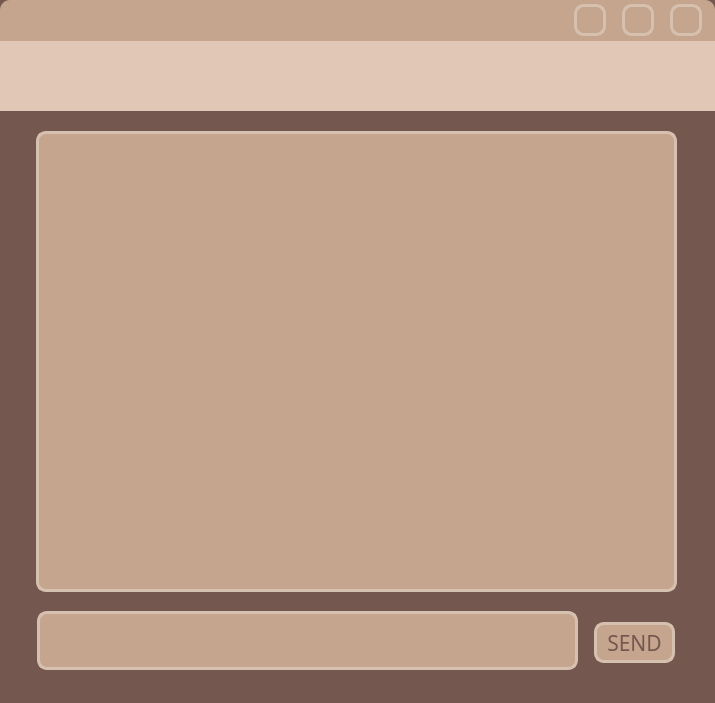
First picture: the form in ClientApp/chatwidget.ui, repository hyeonjeong1234/qt-chat-project, before the edit.
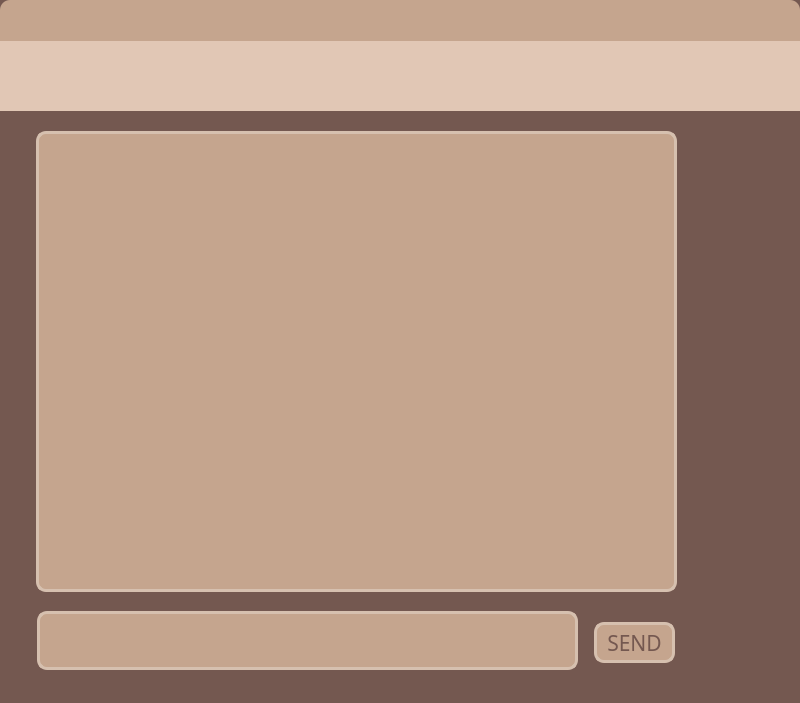
Second picture: the form after the edit. Icons and pictures are not drawn.

What changed in the file:
```diff
--- a/ClientApp/chatwidget.ui
+++ b/ClientApp/chatwidget.ui
@@ -6,7 +6,7 @@
    <rect>
     <x>0</x>
     <y>0</y>
-    <width>715</width>
+    <width>800</width>
     <height>703</height>
    </rect>
   </property>
@@ -115,7 +115,7 @@
   <widget class="QPushButton" name="pushButton_2">
    <property name="geometry">
     <rect>
-     <x>670</x>
+     <x>715</x>
      <y>4</y>
      <width>32</width>
      <height>32</height>
@@ -133,17 +133,22 @@
    <property name="styleSheet">
     <string notr="true">QPushButton{
 	font: 16pt &quot;BM JUA_TTF&quot;;
-	background-color: rgb(197, 165, 142);
+	
+	background-color:  transparent;
+	background-repeat: no-repeat;
+    background-position: center;
+	
+	background-image:url(:/window_icons/size_mid.png);
+
 	border: none;
-	border-radius: 10px;
+	border-radius:10px;
 	
 	color: rgb(116, 88, 80);
 	
-    border-left: 3px solid rgb(214, 192, 175);
-	border-right: 3px solid rgb(214, 192, 175);
-	border-bottom: 3px solid rgb(214, 192, 175);
-	border-top: 3px solid rgb(214, 192, 175);
-
+    border-left: 0px solid rgb(214, 192, 175);
+	border-right: 0px solid rgb(214, 192, 175);
+	border-bottom: 0px solid rgb(214, 192, 175);
+	border-top: 0px solid rgb(214, 192, 175);
 }
 
 QPushButton:hover{
@@ -176,7 +181,7 @@
     <rect>
      <x>0</x>
      <y>0</y>
-     <width>715</width>
+     <width>800</width>
      <height>41</height>
     </rect>
    </property>
@@ -203,7 +208,7 @@
     <rect>
      <x>0</x>
      <y>40</y>
-     <width>715</width>
+     <width>800</width>
      <height>71</height>
     </rect>
    </property>
@@ -233,7 +238,7 @@
   <widget class="QPushButton" name="pushButton_4">
    <property name="geometry">
     <rect>
-     <x>622</x>
+     <x>675</x>
      <y>4</y>
      <width>32</width>
      <height>32</height>
@@ -251,17 +256,21 @@
    <property name="styleSheet">
     <string notr="true">QPushButton{
 	font: 16pt &quot;BM JUA_TTF&quot;;
-	background-color: rgb(197, 165, 142);
+	
+	background-color:  transparent;
+	background-repeat: no-repeat;
+    background-position: center;
+	
+	background-image: url(:/window_icons/_mid.png);
 	border: none;
 	border-radius:10px;
 	
 	color: rgb(116, 88, 80);
 	
-    border-left: 3px solid rgb(214, 192, 175);
-	border-right: 3px solid rgb(214, 192, 175);
-	border-bottom: 3px solid rgb(214, 192, 175);
-	border-top: 3px solid rgb(214, 192, 175);
-
+    border-left: 0px solid rgb(214, 192, 175);
+	border-right: 0px solid rgb(214, 192, 175);
+	border-bottom: 0px solid rgb(214, 192, 175);
+	border-top: 0px solid rgb(214, 192, 175);
 }
 
 QPushButton:hover{
@@ -292,7 +301,7 @@
   <widget class="QPushButton" name="pushButton_5">
    <property name="geometry">
     <rect>
-     <x>574</x>
+     <x>755</x>
      <y>4</y>
      <width>32</width>
      <height>32</height>
@@ -310,17 +319,22 @@
    <property name="styleSheet">
     <string notr="true">QPushButton{
 	font: 16pt &quot;BM JUA_TTF&quot;;
-	background-color: rgb(197, 165, 142);
+	
+	background-color:  transparent;
+	background-repeat: no-repeat;
+    background-position: center;
+	
+	background-image:url(:/window_icons/close_mid.png);
+
 	border: none;
 	border-radius:10px;
 	
 	color: rgb(116, 88, 80);
 	
-    border-left: 3px solid rgb(214, 192, 175);
-	border-right: 3px solid rgb(214, 192, 175);
-	border-bottom: 3px solid rgb(214, 192, 175);
-	border-top: 3px solid rgb(214, 192, 175);
-
+    border-left: 0px solid rgb(214, 192, 175);
+	border-right: 0px solid rgb(214, 192, 175);
+	border-bottom: 0px solid rgb(214, 192, 175);
+	border-top: 0px solid rgb(214, 192, 175);
 }
 
 QPushButton:hover{
```
Left out of the diff: 69 changed lines with no effect on the pictures.
